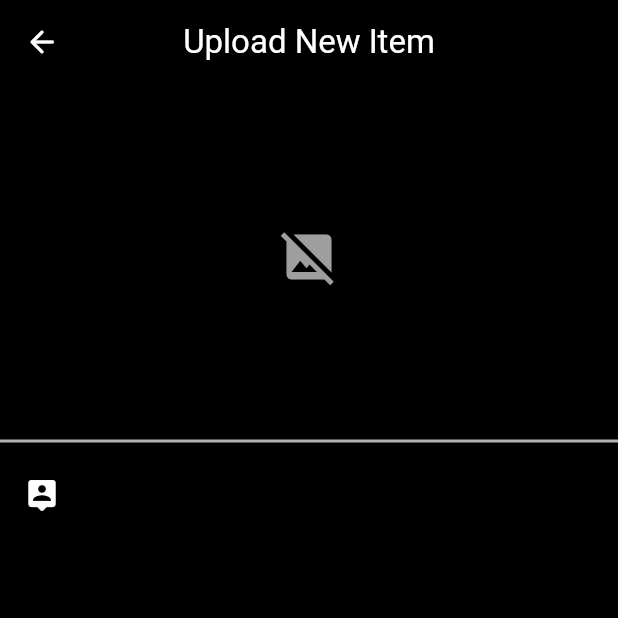
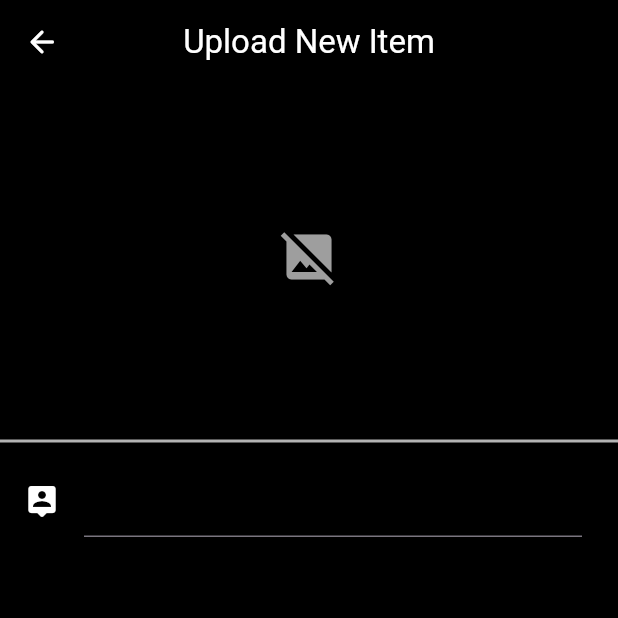
Before and after one commit to Katchietsnouva/amatrol_station_ar_versions, a Flutter app: the ItemsUploadScreen screen opened directly, on a phone screen of 412 x 824 dp, the top half of it. Run offline on Flutter 3.47's test engine with Material 2 defaults, Android fonts, the phone set to English and light mode, and no system bars; our stand-ins replace firebase_core; accounts and stored records are empty; statements that could not run were skipped.

Commit message:
dfd
fddg

```diff
--- a/lib/items_upload_screen.dart
+++ b/lib/items_upload_screen.dart
@@ -68,7 +68,13 @@ class _ItemsUploadScreenState extends State<ItemsUploadScreen> {
               Icons.person_pin_rounded,
               color: Colors.white,
             ),
-
+            title: SizedBox(
+              width: 250,
+                child: TextField(
+                  style: TextStyle(color: Colors.grey),
+                  controller: ,
+                ),
+            ),
           )
         ],
       ),
```
